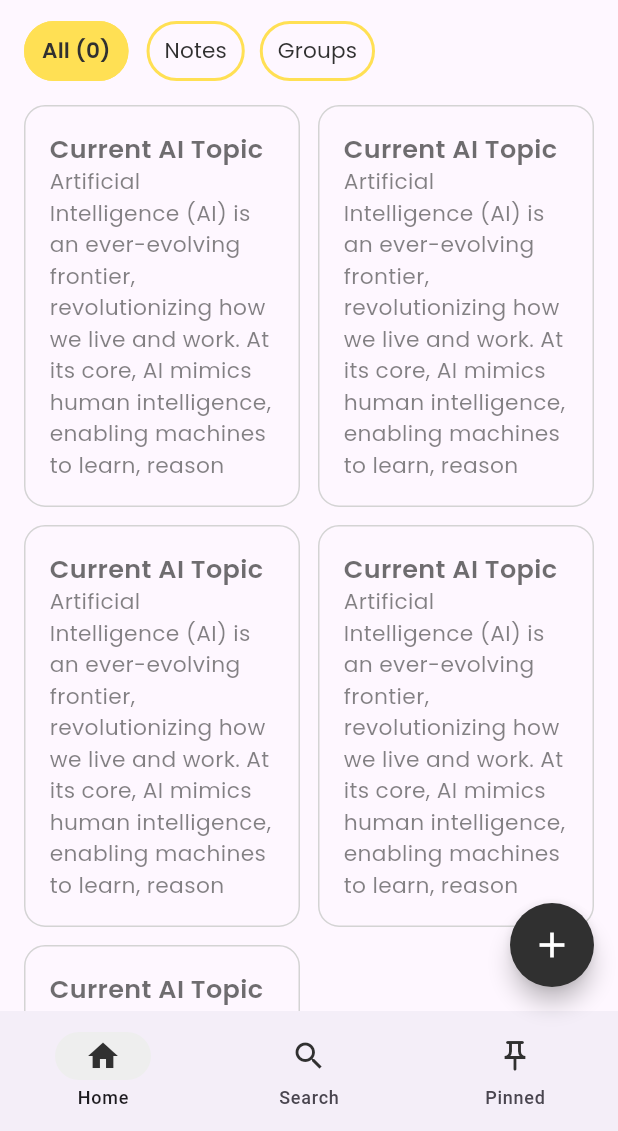
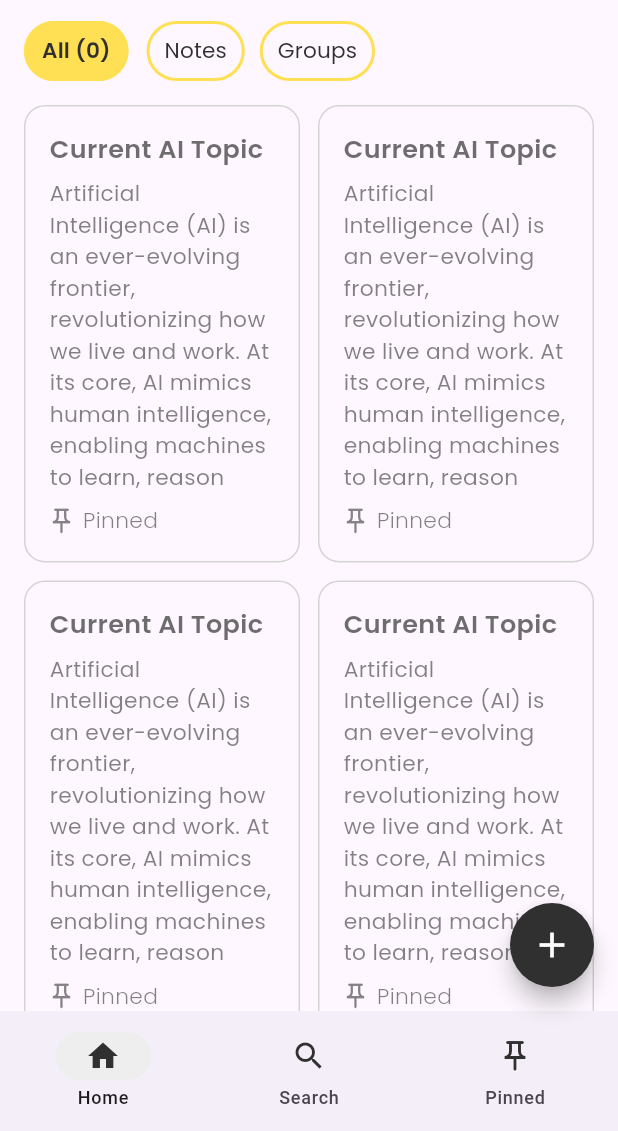
Before and after one commit to SheldenR/JotFlow, a Flutter app: the NewNoteScreen screen opened directly, after a tap on the "arrow back" icon, on a phone screen of 412 x 824 dp, the part 105-1236 px from its top. Run offline on Flutter 3.47's test engine with Material 3 defaults, Android fonts, the phone set to English and light mode, and no system bars.

Commit message:
Added pinned note functionality

```diff
--- a/lib/screens/home_screen.dart
+++ b/lib/screens/home_screen.dart
@@ -96,7 +96,7 @@ class _HomeScreenState extends State<HomeScreen> {
                           });
                         },
                         style: TextButton.styleFrom(
-                            foregroundColor: const Color(0xFF303030),
+                            foregroundColor: Colors.white,
                             backgroundColor: selectedButton == 1
                                 ? const Color(0xFFFFE054)
                                 : const Color(0x00000000),
@@ -124,7 +124,7 @@ class _HomeScreenState extends State<HomeScreen> {
                           });
                         },
                         style: TextButton.styleFrom(
-                            foregroundColor: const Color(0xFF303030),
+                            foregroundColor: Colors.white,
                             backgroundColor: selectedButton == 2
                                 ? const Color(0xFFFFE054)
                                 : const Color(0x00000000),
@@ -152,7 +152,7 @@ class _HomeScreenState extends State<HomeScreen> {
                           });
                         },
                         style: TextButton.styleFrom(
-                            foregroundColor: const Color(0xFF303030),
+                            foregroundColor: Colors.white,
                             backgroundColor: selectedButton == 3
                                 ? const Color(0xFFFFE054)
                                 : const Color(0x00000000),
--- a/lib/screens/new_note.dart
+++ b/lib/screens/new_note.dart
@@ -29,11 +29,17 @@ class _NewNoteScreenState extends State<NewNoteScreen> {
 
   String timeParse(int hour, int minute) {
     String amPM = "AM";
+    String minuteString = "";
     if (hour > 12) {
       hour -= 12;
       amPM = "PM";
     }
-    return "$hour:$minute$amPM";
+    if (minute < 10) {
+      minuteString = "0$minute";
+    } else {
+      minuteString = minute.toString();
+    }
+    return "$hour:$minuteString$amPM";
   }
 
   late String noteCreationDate =
@@ -108,6 +114,7 @@ class _NewNoteScreenState extends State<NewNoteScreen> {
                     decoration: InputDecoration(
                         hintText: "Enter your notes here...",
                         border: InputBorder.none,
+                        contentPadding: EdgeInsets.only(top: 20, bottom: 150),
                         hintStyle: TextStyle(
                           fontFamily: "Poppins",
                           fontWeight: FontWeight.w400,
--- a/lib/util/note_card.dart
+++ b/lib/util/note_card.dart
@@ -1,12 +1,20 @@
 import 'package:flutter/material.dart';
+import 'pinned.dart';
 
-class NoteCard extends StatelessWidget {
+class NoteCard extends StatefulWidget {
   const NoteCard({super.key});
+
+  @override
+  State<NoteCard> createState() => _NoteCardState();
+}
+
+class _NoteCardState extends State<NoteCard> {
+  bool isPinned = true;
 
   @override
   Widget build(BuildContext context) {
     return Container(
-        padding: const EdgeInsets.all(16),
+        padding: const EdgeInsets.only(bottom: 16),
         decoration: BoxDecoration(
             border: Border.all(color: const Color(0xFFD4D4D4)),
             borderRadius: BorderRadius.circular(14)),
@@ -14,18 +22,24 @@ class NoteCard extends StatelessWidget {
           crossAxisAlignment: CrossAxisAlignment.start,
           mainAxisSize: MainAxisSize.min,
           children: [
-            Text("Current AI Topic",
+            Padding(
+                padding:
+                    EdgeInsets.only(top: 16, left: 16, right: 16, bottom: 8),
+                child: Text("Current AI Topic",
                     style: TextStyle(
                         fontFamily: "Poppins",
                         fontWeight: FontWeight.w600,
                         fontSize: 17,
-                    color: Color(0xB2303030))),
-            Text(
+                        color: Color(0xB2303030)))),
+            Padding(
+                padding: EdgeInsets.only(left: 16, right: 16),
+                child: Text(
                     "Artificial Intelligence (AI) is an ever-evolving frontier, revolutionizing how we live and work. At its core, AI mimics human intelligence, enabling machines to learn, reason",
                     style: TextStyle(
                         fontFamily: "Poppins",
                         fontSize: 14.5,
-                    color: Color(0x99303030)))
+                        color: Color(0x99303030)))),
+            Pinned(),
           ],
         ));
   }
--- /dev/null
+++ b/lib/util/pinned.dart
@@ -0,0 +1,25 @@
+import 'package:flutter/material.dart';
+
+class Pinned extends StatelessWidget {
+  const Pinned({super.key});
+
+  @override
+  Widget build(BuildContext context) {
+    return const Padding(
+        padding: EdgeInsets.only(left: 14, right: 14, top: 8),
+        child: Row(
+            mainAxisAlignment: MainAxisAlignment.start,
+            crossAxisAlignment: CrossAxisAlignment.start,
+            children: [
+              Icon(Icons.push_pin_outlined,
+                  size: 20, color: Color.fromARGB(150, 48, 48, 48)),
+              Text(" Pinned",
+                  style: TextStyle(
+                    fontFamily: "Poppins",
+                    fontSize: 14.5,
+                    color: Color(0x99303030),
+                    fontWeight: FontWeight.w300,
+                  ))
+            ]));
+  }
+}
```
Lines whose indentation alone changed are shown as unchanged.
